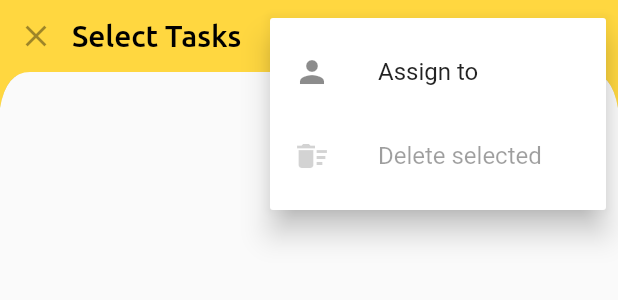
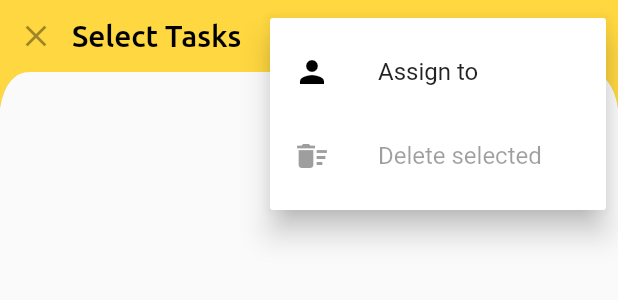
Before and after one commit to Charlie9830/handball-flutter, a Flutter app: the MultiSelectTaskAppBar widget shown alone on an empty page, opened directly, after a tap on the "more vert" icon, on a phone screen of 412 x 824 dp. Shown: the top 300 px of the screen. Run offline on Flutter 3.47's test engine with Material 2 defaults, Android fonts, the phone set to English and light mode, and no system bars; our stand-ins replace circular_check_box, cloud_firestore, cloud_functions, firebase_auth, flutter_local_notifications, flutter_markdown and 9 more; missing offline and left inert: quick_actions, redux_logging; accounts and stored records are empty; Roboto replaces fonts that are missing (Archivo); project files that could hold a hidden picture were left out.

Commit message:
Fix: Incorrect Icon Color in Homescreen Popup Menus.

```diff
--- a/lib/presentation/ProjectMenu.dart
+++ b/lib/presentation/ProjectMenu.dart
@@ -42,7 +42,10 @@ class ProjectMenu extends StatelessWidget {
               child: Row(children: <Widget>[
                 Padding(
                   padding: const EdgeInsets.only(right: 8.0),
-                  child: Icon(Icons.undo),
+                  child: Icon(
+                    Icons.undo,
+                    color: Theme.of(context).colorScheme.onSurface,
+                  ),
                 ),
                 Text('Undo')
               ]),
@@ -84,7 +87,10 @@ class ProjectMenu extends StatelessWidget {
                 children: <Widget>[
                   Padding(
                     padding: const EdgeInsets.only(right: 8.0),
-                    child: Icon(Icons.archive),
+                    child: Icon(
+                      Icons.archive,
+                      color: Theme.of(context).colorScheme.onSurface,
+                    ),
                   ),
                   Text('Archive Project'),
                 ],
@@ -97,7 +103,10 @@ class ProjectMenu extends StatelessWidget {
                 children: <Widget>[
                   Padding(
                     padding: const EdgeInsets.only(right: 8.0),
-                    child: Icon(Icons.notifications),
+                    child: Icon(
+                      Icons.notifications,
+                      color: Theme.of(context).colorScheme.onSurface,
+                    ),
                   ),
                   Text('Activity Feed'),
                 ],
--- a/lib/presentation/Screens/HomeScreen/HomeScreenAppBar.dart
+++ b/lib/presentation/Screens/HomeScreen/HomeScreenAppBar.dart
@@ -25,18 +25,35 @@ class HomeScreenAppBar extends StatelessWidget implements PreferredSizeWidget {
   Widget build(BuildContext context) {
     final _backgroundColor =
         this.backgroundColor ?? Theme.of(context).primaryColor;
-    final bgColorLuminance = _backgroundColor.computeLuminance();
-    final iconTheme = bgColorLuminance > 0.5
-        ? Theme.of(context).primaryIconTheme.copyWith(color: Colors.black)
-       : Theme.of(context).primaryIconTheme.copyWith(color: Colors.white);
 
-    final textStyle = bgColorLuminance > 0.5 ? Theme.of(context).primaryTextTheme.title.copyWith(
-      color: Colors.black,
-      fontFamily: 'Ubuntu'
-    ) : Theme.of(context).primaryTextTheme.title.copyWith(
-      color: Colors.white,
-      fontFamily: 'Ubuntu'
-    );
+    // If using the default Background Color (PrimaryColor) then Set IconTheme and TextTheme to use onPrimary. Else
+    // calculate the luminance and set to White or Black accordingly.
+    IconThemeData iconTheme;
+    TextStyle textStyle;
+
+    if (this.backgroundColor == null ||
+        this.backgroundColor == Theme.of(context).primaryColor) {
+      iconTheme = Theme.of(context).primaryIconTheme;
+      textStyle = Theme.of(context)
+          .primaryTextTheme
+          .title
+          .copyWith(color: Theme.of(context).colorScheme.onPrimary);
+    } else {
+      final bgColorLuminance = _backgroundColor.computeLuminance();
+      iconTheme = bgColorLuminance > 0.5
+          ? Theme.of(context).primaryIconTheme.copyWith(color: Colors.black)
+          : Theme.of(context).primaryIconTheme.copyWith(color: Colors.white);
+
+      textStyle = bgColorLuminance > 0.5
+          ? Theme.of(context)
+              .primaryTextTheme
+              .title
+              .copyWith(color: Colors.black, fontFamily: 'Ubuntu')
+          : Theme.of(context)
+              .primaryTextTheme
+              .title
+              .copyWith(color: Colors.white, fontFamily: 'Ubuntu');
+    }
 
     return IconTheme(
       data: iconTheme,
@@ -77,9 +94,11 @@ class HomeScreenAppBar extends StatelessWidget implements PreferredSizeWidget {
                                         Scaffold.of(context).openDrawer(),
                                   ),
                               Expanded(
-                                child: Text(title ?? '',
-                                    style: textStyle,
-                                    overflow: TextOverflow.ellipsis,),
+                                child: Text(
+                                  title ?? '',
+                                  style: textStyle,
+                                  overflow: TextOverflow.ellipsis,
+                                ),
                               ),
                               Row(
                                 mainAxisAlignment: MainAxisAlignment.end,
--- a/lib/presentation/Screens/HomeScreen/MultiSelectTaskAppBar.dart
+++ b/lib/presentation/Screens/HomeScreen/MultiSelectTaskAppBar.dart
@@ -45,7 +45,10 @@ class MultiSelectTaskAppBar extends StatelessWidget {
                   PopupMenuItem(
                       value: 'assign-to',
                       child: ListTile(
-                      leading: Icon(Icons.person),
+                        leading: Icon(
+                          Icons.person,
+                          color: Theme.of(context).colorScheme.onSurface,
+                        ),
                         title: Text('Assign to'),
                       )),
 
@@ -54,7 +57,10 @@ class MultiSelectTaskAppBar extends StatelessWidget {
                     enabled: onDeleteTasks != null,
                     value: 'delete-tasks',
                     child: ListTile(
-                    leading: Icon(Icons.delete_sweep),
+                      leading: Icon(
+                        Icons.delete_sweep,
+                        color: Theme.of(context).colorScheme.onSurface,
+                      ),
                       title: Text('Delete selected'),
                     ),
                   ),
@@ -68,8 +74,7 @@ class MultiSelectTaskAppBar extends StatelessWidget {
                 if (value == 'delete-tasks') {
                   onDeleteTasks();
                 }
-            }
-          ),
+              }),
         ),
       ],
     );
```
Lines whose indentation alone changed are shown as unchanged.
